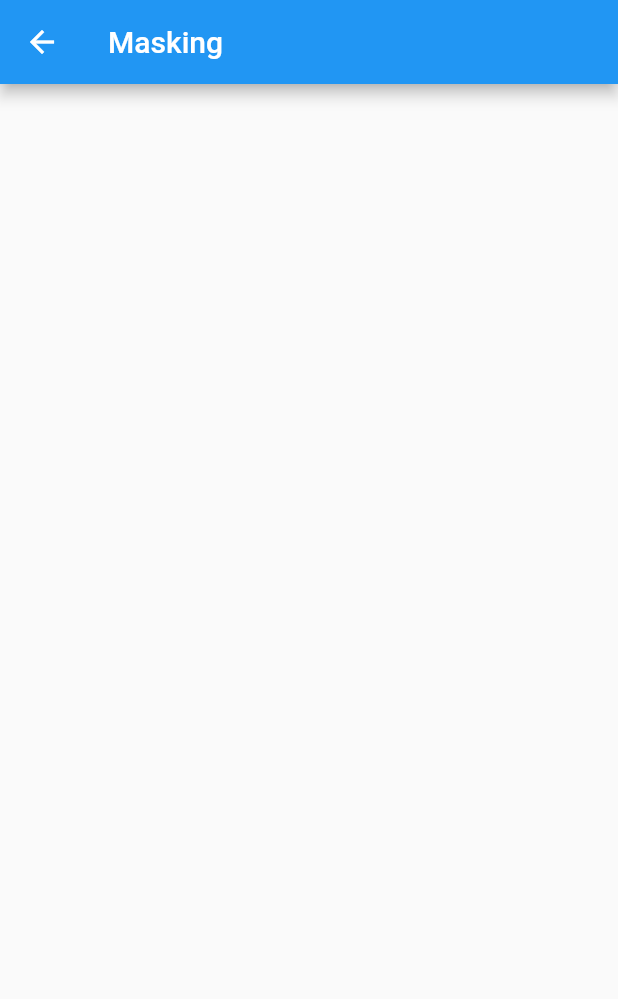
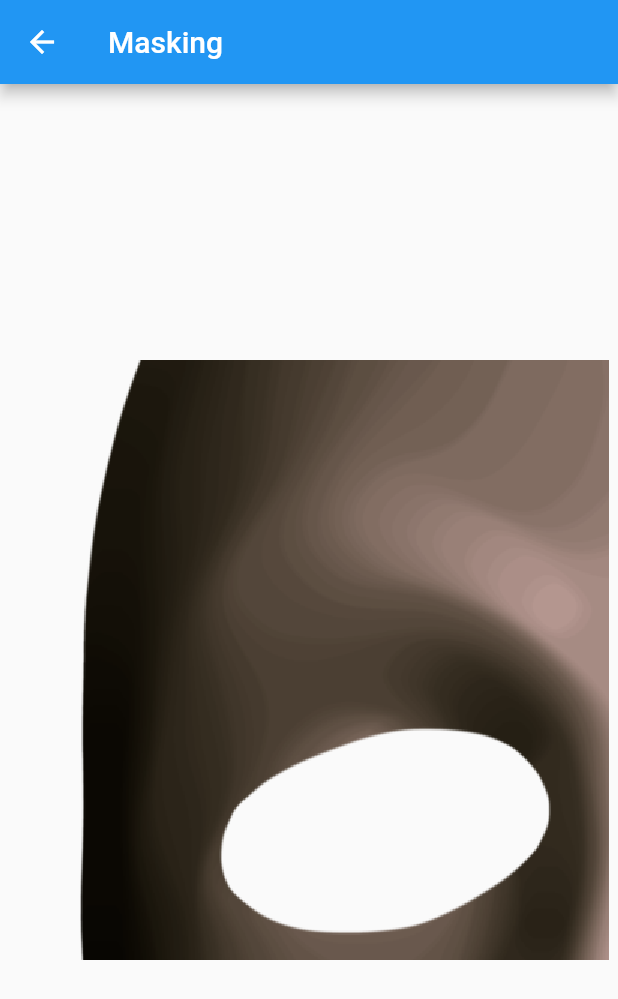
Before and after one commit to maqoo/flutter_shaders, a Flutter app: the screen it shows after launch, after a tap on "Masking", on a phone screen of 412 x 824 dp. Shown: the top 999 px of the screen. Run offline on Flutter 3.47's test engine with Material 2 defaults, Android fonts, the phone set to English and light mode, and no system bars.

Commit message:
Oh the struggle ... Masking WIP

```diff
--- /dev/null
+++ b/lib/mask_painting.dart
@@ -0,0 +1,46 @@
+import 'dart:ui' as ui;
+
+import 'package:flutter/material.dart';
+import 'package:flutter/rendering.dart' as rendering;
+import 'package:flutter/widgets.dart';
+
+class MaskPainting extends SingleChildRenderObjectWidget {
+  MaskPainting(Widget child, {this.image})
+      : assert(child != null),
+        super(child: child);
+
+  final ui.Image image;
+
+  @override
+  RenderObject createRenderObject(BuildContext context) => MaskPaintingFilter(image);
+}
+
+class MaskPaintingFilter extends rendering.RenderProxyBox {
+  MaskPaintingFilter(this.image) : _maskPaint = Paint()..blendMode = BlendMode.srcIn;
+
+  final Paint _clearPaint = Paint();
+  final Paint _maskPaint;
+
+  final ui.Image image;
+
+  @override
+  bool get alwaysNeedsCompositing => child != null;
+
+  @override
+  void paint(PaintingContext context, Offset offset) {
+    if (child == null) {
+      return;
+    }
+
+    final Rect rect = offset & child.size;
+    _maskPaint.shader = ImageShader(
+        image, TileMode.clamp, TileMode.clamp, Matrix4.identity().storage);
+
+//    _maskPaint.shader = SweepGradient(colors: <Color>[Colors.white, Colors.black], tileMode: TileMode.repeated).createShader(rect);
+
+    context.canvas.saveLayer(rect, _clearPaint);
+    context.paintChild(child, offset);
+    context.canvas.drawRect(rect, _maskPaint);
+    context.canvas.restore();
+  }
+}
--- a/lib/masking.dart
+++ b/lib/masking.dart
@@ -1,4 +1,8 @@
+import 'dart:async';
+import 'dart:ui' as ui;
+
 import 'package:flutter/material.dart';
+import 'package:flutter_shaders/mask_painting.dart';
 
 class MaskingPage extends StatefulWidget {
   @override
@@ -6,6 +10,23 @@ class MaskingPage extends StatefulWidget {
 }
 
 class MaskingPageState extends State<MaskingPage> {
+  Widget get _background => Container(
+        width: 400,
+        height: 400,
+        decoration: BoxDecoration(
+          gradient: LinearGradient(
+            begin: Alignment.topCenter,
+            end: Alignment.bottomCenter,
+            colors: <Color>[
+              Colors.limeAccent,
+              Colors.deepOrangeAccent,
+              Colors.blue,
+              Colors.green
+            ],
+          ),
+        ),
+      );
+
   @override
   Widget build(BuildContext context) {
     return Scaffold(
@@ -15,9 +36,36 @@ class MaskingPageState extends State<MaskingPage> {
       body: Center(
         child: Column(
           mainAxisAlignment: MainAxisAlignment.center,
-          children: <Widget>[],
+          children: <Widget>[
+            FutureBuilder<ui.Image>(
+              future: _getAssetImage('assets/images/mask.png'),
+              builder:
+                  (BuildContext context, AsyncSnapshot<ui.Image> snapshot) {
+                if (snapshot.hasData) {
+                  switch (snapshot.connectionState) {
+                    case ConnectionState.done:
+                      return MaskPainting(_background, image: snapshot.data);
+                    default:
+                      return SizedBox.shrink();
+                  }
+                }
+
+                return SizedBox.shrink();
+              },
+            )
+          ],
         ),
       ),
     );
   }
+
+  Future<ui.Image> _getAssetImage(String assetPath) {
+    Completer<ui.Image> completer = new Completer<ui.Image>();
+
+    new AssetImage(assetPath).resolve(new ImageConfiguration()).addListener(
+        ImageStreamListener(
+            (ImageInfo info, bool _) => completer.complete(info.image)));
+
+    return completer.future;
+  }
 }
--- a/pubspec.yaml
+++ b/pubspec.yaml
@@ -34,6 +34,8 @@ dev_dependencies:
 
 # The following section is specific to Flutter.
 flutter:
+  assets:
+    - assets/images/
 
   # The following line ensures that the Material Icons font is
   # included with your application, so that you can use the icons in
```
Also changed, not shown: assets/images/mask.png (added).
